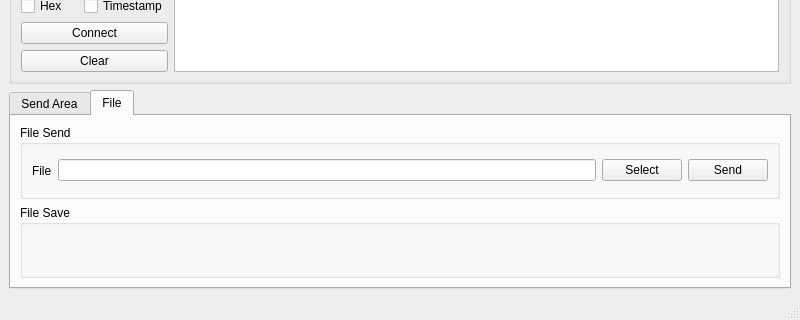
Qt form src/ui/main.ui (nixgnauhcuy/QtComMate) before a commit; both pictures show x 0 to 800 and y 200 to 520 of the 800 by 520 pixel window.
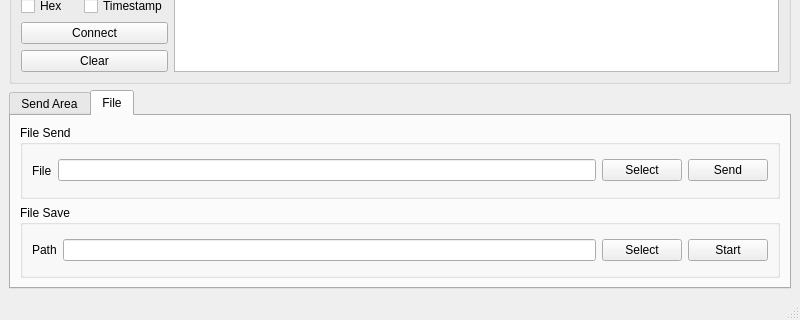
The same form after that commit. The open tabs and pages were chosen to show the change. Icons and pictures are not drawn. Custom widgets are drawn as their Qt base class.

Diff of the .ui file:
```diff
--- a/src/ui/main.ui
+++ b/src/ui/main.ui
@@ -495,6 +495,36 @@
           <property name="title">
            <string>File Save</string>
           </property>
+          <layout class="QGridLayout" name="gridLayout_6">
+           <item row="0" column="2">
+            <widget class="QPushButton" name="SerialFilePathSaveSelectPushButton">
+             <property name="text">
+              <string>Select</string>
+             </property>
+            </widget>
+           </item>
+           <item row="0" column="1">
+            <widget class="QLineEdit" name="SerialFilePathSaveLineEdit">
+             <property name="readOnly">
+              <bool>true</bool>
+             </property>
+            </widget>
+           </item>
+           <item row="0" column="0">
+            <widget class="QLabel" name="SerialFilePathSaveLabel">
+             <property name="text">
+              <string>Path</string>
+             </property>
+            </widget>
+           </item>
+           <item row="0" column="3">
+            <widget class="QPushButton" name="SerialFileSavePushButton">
+             <property name="text">
+              <string>Start</string>
+             </property>
+            </widget>
+           </item>
+          </layout>
          </widget>
         </item>
        </layout>
```
Left out of the diff: 2 changed lines with no effect on the pictures.
